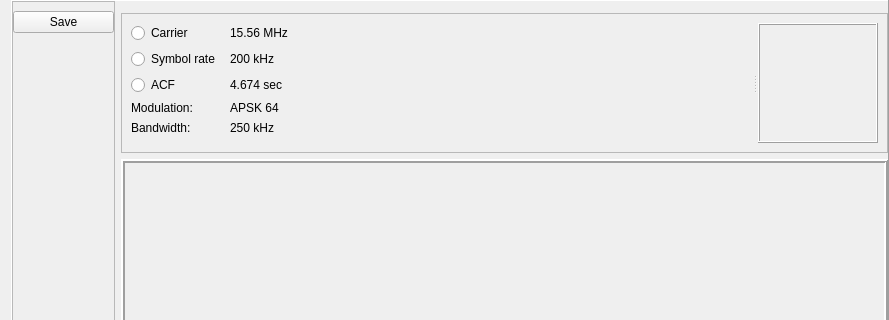
Old version of the form sources/Arks/Scope Analyzer/window/scope_analyzer_window.ui in the repository AquaCreatura/AquaWave; both pictures show x 0 to 889 and y 0 to 320 of the 889 by 511 pixel window.
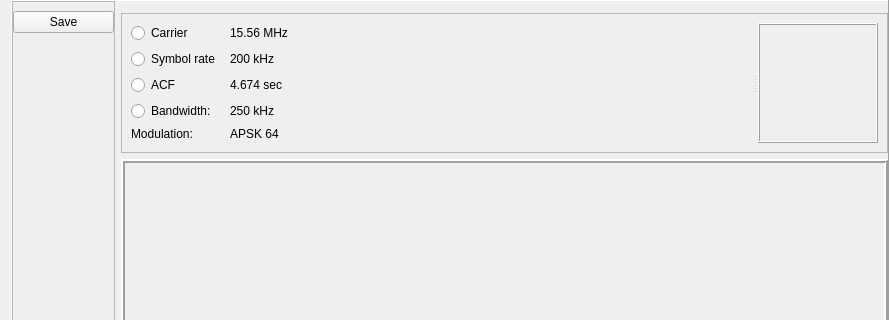
New version of the form.

```diff
--- a/sources/Arks/Scope Analyzer/window/scope_analyzer_window.ui
+++ b/sources/Arks/Scope Analyzer/window/scope_analyzer_window.ui
@@ -313,6 +313,32 @@
               </widget>
              </item>
              <item row="3" column="0">
+              <widget class="QRadioButton" name="bandwidth_radio_button">
+               <property name="sizePolicy">
+                <sizepolicy hsizetype="Preferred" vsizetype="Fixed">
+                 <horstretch>0</horstretch>
+                 <verstretch>0</verstretch>
+                </sizepolicy>
+               </property>
+               <property name="focusPolicy">
+                <enum>Qt::StrongFocus</enum>
+               </property>
+               <property name="text">
+                <string>Bandwidth:</string>
+               </property>
+               <attribute name="buttonGroup">
+                <string notr="true">radio_group_chart_type</string>
+               </attribute>
+              </widget>
+             </item>
+             <item row="3" column="1">
+              <widget class="QLabel" name="bandwidth_value_label">
+               <property name="text">
+                <string>250 kHz</string>
+               </property>
+              </widget>
+             </item>
+             <item row="4" column="0">
               <widget class="QLabel" name="label">
                <property name="sizePolicy">
                 <sizepolicy hsizetype="Preferred" vsizetype="Maximum">
@@ -328,27 +354,13 @@
                </property>
               </widget>
              </item>
-             <item row="3" column="1">
+             <item row="4" column="1">
               <widget class="QLabel" name="label_2">
                <property name="text">
                 <string>APSK 64</string>
                </property>
               </widget>
              </item>
-             <item row="4" column="0">
-              <widget class="QLabel" name="label_3">
-               <property name="text">
-                <string>Bandwidth:</string>
-               </property>
-              </widget>
-             </item>
-             <item row="4" column="1">
-              <widget class="QLabel" name="bandwidth_value_label">
-               <property name="text">
-                <string>250 kHz</string>
-               </property>
-              </widget>
-             </item>
             </layout>
            </widget>
            <widget class="QFrame" name="constell_chart">
```
